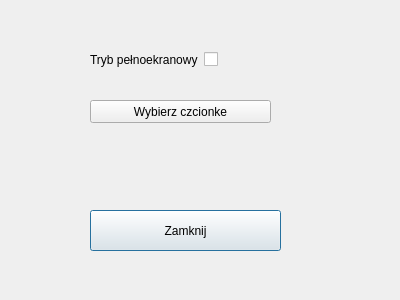
wshknmt/QT-SuperMemo, file SettingsWindow.ui: the form before one commit.
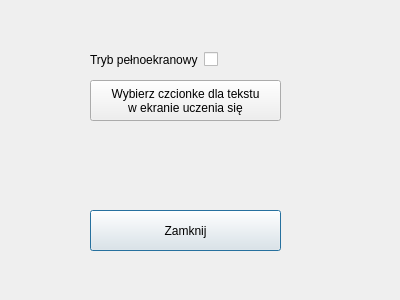
The form after the commit.

Diff of the .ui file:
```diff
--- a/SettingsWindow.ui
+++ b/SettingsWindow.ui
@@ -35,13 +35,14 @@
    <property name="geometry">
     <rect>
      <x>90</x>
-     <y>100</y>
-     <width>181</width>
-     <height>23</height>
+     <y>80</y>
+     <width>191</width>
+     <height>41</height>
     </rect>
    </property>
    <property name="text">
-    <string>Wybierz czcionke</string>
+    <string>Wybierz czcionke dla tekstu 
+w ekranie uczenia się</string>
    </property>
   </widget>
   <widget class="QWidget" name="layoutWidget">
```
